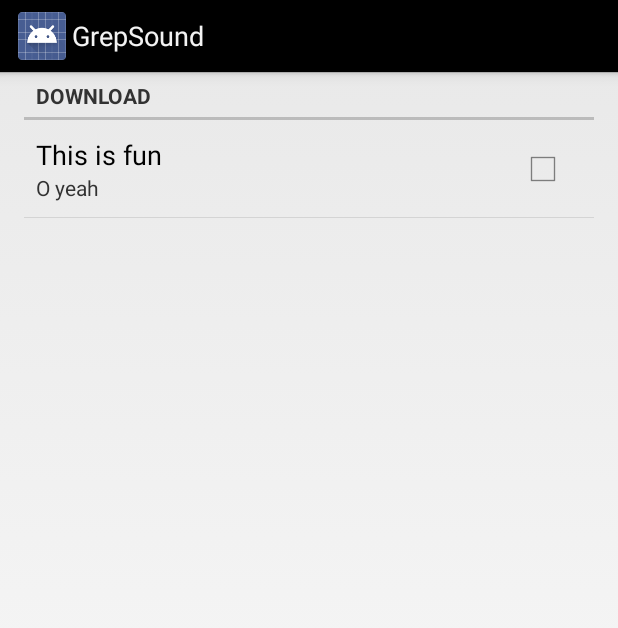
After one commit to PipoloyJo/GrepSound, an Android app: the fragment SettingsFragment shown on its own in the app's theme, on a phone screen of 412 x 824 dp. The commit adds this screen. Shown: the top 628 px of the screen. Run offline under Robolectric (Android 15) with nearby library versions, the phone set to English and light mode, and no system bars.

Commit message:
Add Settings screen
Kind of hacky, blame the lack of polymorphism.

```diff
--- /dev/null
+++ b/app/src/main/java/com/grepsound/fragments/SettingsFragment.java
@@ -0,0 +1,33 @@
+package com.grepsound.fragments;
+
+import android.app.Activity;
+import android.graphics.Color;
+import android.graphics.drawable.ColorDrawable;
+import android.net.Uri;
+import android.os.Bundle;
+import android.app.Fragment;
+import android.preference.PreferenceFragment;
+import android.view.LayoutInflater;
+import android.view.View;
+import android.view.ViewGroup;
+
+import com.grepsound.R;
+
+/**
+ * A simple {@link Fragment} subclass.
+ */
+public class SettingsFragment extends PreferenceFragment {
+
+    public SettingsFragment() {
+        // Required empty public constructor
+    }
+
+    @Override
+    public void onCreate(Bundle savedInstanceState) {
+        super.onCreate(savedInstanceState);
+
+        addPreferencesFromResource(R.xml.settings);
+
+        getActivity().getActionBar().setBackgroundDrawable(new ColorDrawable(Color.BLACK));
+    }
+}
--- /dev/null
+++ b/app/src/main/res/values/ids.xml
@@ -0,0 +1,4 @@
+<?xml version="1.0" encoding="utf-8"?>
+<resources>
+    <item type="id" name="frame_settings" />
+</resources>
--- a/app/src/main/res/values/strings.xml
+++ b/app/src/main/res/values/strings.xml
@@ -1,15 +1,14 @@
 <?xml version="1.0" encoding="utf-8"?>
 <resources>
+
     <string name="app_name">GrepSound</string>
 
     <!-- Left Drawer -->
     <string name="drawer_open">Open navigation drawer</string>
     <string name="drawer_close">Close navigation drawer</string>
-
     <string name="title_section0">Stream</string>
     <string name="title_section1">Likes</string>
     <string name="title_section2">Playlists</string>
-
     <string name="sc_app_not_found">SoundCloud App not found!</string>
     <string name="sc_app_not_found_message">Do you want to install it now?</string>
     <string name="no_active_sc_account">No active SoundCloud account found, please login/sign up</string>
@@ -19,4 +18,5 @@
     <string name="could_not_create_account">Could not create account</string>
     <string name="uploading">Uploading…</string>
     <string name="canceled">Canceled upload</string>
+
 </resources>
--- /dev/null
+++ b/app/src/main/res/xml/settings.xml
@@ -0,0 +1,13 @@
+<?xml version="1.0" encoding="utf-8"?>
+
+<PreferenceScreen xmlns:android="http://schemas.android.com/apk/res/android">
+    <PreferenceCategory
+            android:title="Download">
+
+        <CheckBoxPreference
+                android:key="checkbox_preference"
+                android:title="This is fun"
+                android:summary="O yeah" />
+
+    </PreferenceCategory>
+</PreferenceScreen>
```
Also changed, not shown: app/src/main/java/com/grepsound/activities/MainActivity.java (+3 -5 lines), app/src/main/java/com/grepsound/fragments/SettingsSlidingFragment.java (added, +63 -0 lines).
